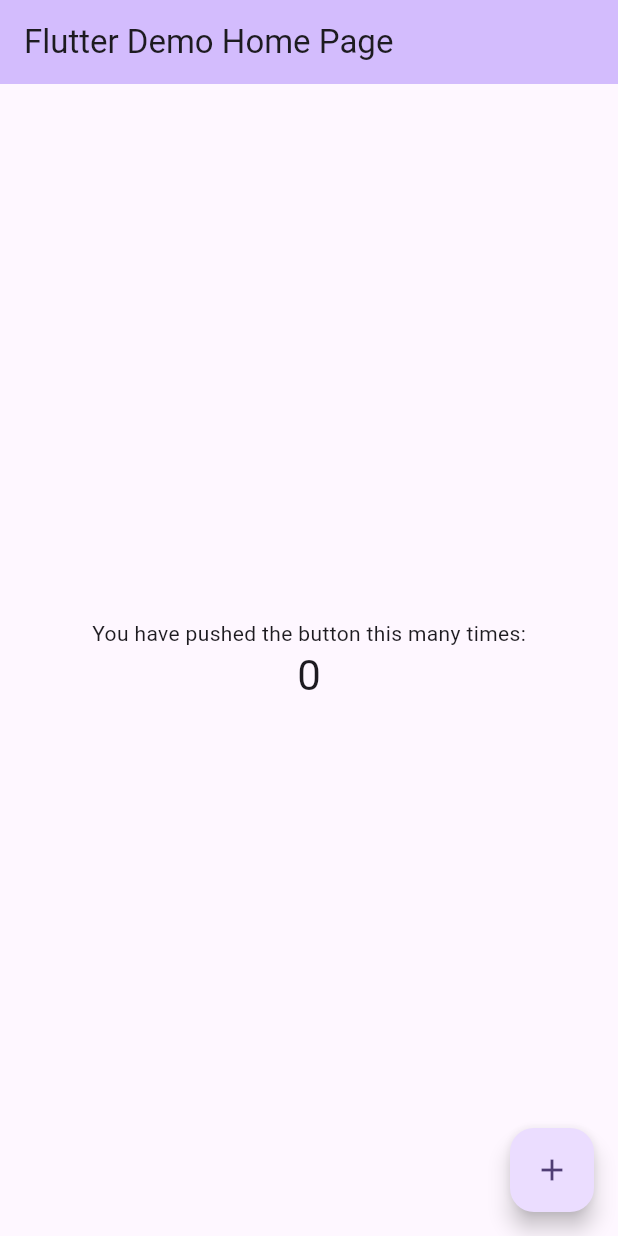
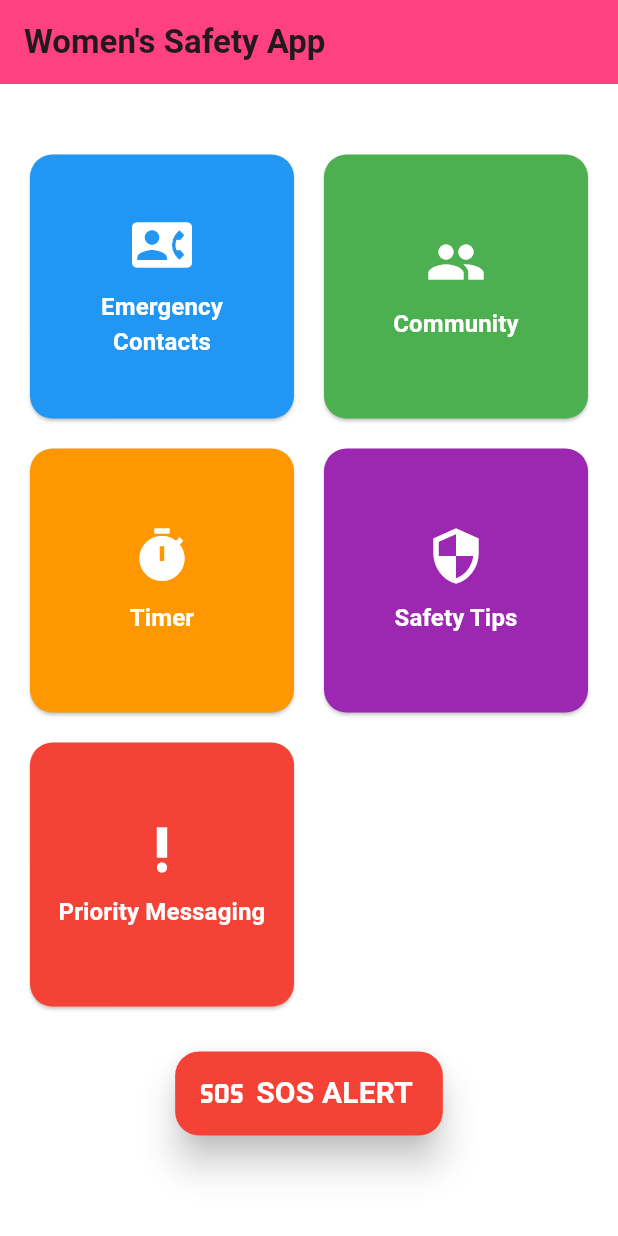
Before and after one commit to PurvaPotabatti/women_safety_app, a Flutter app: the screen it shows after launch, on a phone screen of 412 x 824 dp. Run offline on Flutter 3.47's test engine with Material 3 defaults, Android fonts, the phone set to English and light mode, and no system bars; our stand-ins replace geolocator, permission_handler.

Commit message:
Added basic SOS feature

```diff
--- a/lib/main.dart
+++ b/lib/main.dart
@@ -1,125 +1,31 @@
 import 'package:flutter/material.dart';
+import 'package:permission_handler/permission_handler.dart';
+import 'screens/home_screen.dart';
 
-void main() {
+void main() async {
+  WidgetsFlutterBinding.ensureInitialized();
+  await _requestPermissions(); // Request necessary permissions
   runApp(const MyApp());
+}
+
+Future<void> _requestPermissions() async {
+  await Permission.location.request();
+  await Permission.sms.request();
 }
 
 class MyApp extends StatelessWidget {
   const MyApp({super.key});
 
-  // This widget is the root of your application.
   @override
   Widget build(BuildContext context) {
     return MaterialApp(
-      title: 'Flutter Demo',
+      title: "Women's Safety App",
       theme: ThemeData(
-        // This is the theme of your application.
-        //
-        // TRY THIS: Try running your application with "flutter run". You'll see
-        // the application has a purple toolbar. Then, without quitting the app,
-        // try changing the seedColor in the colorScheme below to Colors.green
-        // and then invoke "hot reload" (save your changes or press the "hot
-        // reload" button in a Flutter-supported IDE, or press "r" if you used
-        // the command line to start the app).
-        //
-        // Notice that the counter didn't reset back to zero; the application
-        // state is not lost during the reload. To reset the state, use hot
-        // restart instead.
-        //
-        // This works for code too, not just values: Most code changes can be
-        // tested with just a hot reload.
-        colorScheme: ColorScheme.fromSeed(seedColor: Colors.deepPurple),
+        colorScheme: ColorScheme.fromSeed(seedColor: Colors.pinkAccent),
         useMaterial3: true,
       ),
-      home: const MyHomePage(title: 'Flutter Demo Home Page'),
+      home: HomeScreen(),
+      debugShowCheckedModeBanner: false,
     );
   }
 }
-
-class MyHomePage extends StatefulWidget {
-  const MyHomePage({super.key, required this.title});
-
-  // This widget is the home page of your application. It is stateful, meaning
-  // that it has a State object (defined below) that contains fields that affect
-  // how it looks.
-
-  // This class is the configuration for the state. It holds the values (in this
-  // case the title) provided by the parent (in this case the App widget) and
-  // used by the build method of the State. Fields in a Widget subclass are
-  // always marked "final".
-
-  final String title;
-
-  @override
-  State<MyHomePage> createState() => _MyHomePageState();
-}
-
-class _MyHomePageState extends State<MyHomePage> {
-  int _counter = 0;
-
-  void _incrementCounter() {
-    setState(() {
-      // This call to setState tells the Flutter framework that something has
-      // changed in this State, which causes it to rerun the build method below
-      // so that the display can reflect the updated values. If we changed
-      // _counter without calling setState(), then the build method would not be
-      // called again, and so nothing would appear to happen.
-      _counter++;
-    });
-  }
-
-  @override
-  Widget build(BuildContext context) {
-    // This method is rerun every time setState is called, for instance as done
-    // by the _incrementCounter method above.
-    //
-    // The Flutter framework has been optimized to make rerunning build methods
-    // fast, so that you can just rebuild anything that needs updating rather
-    // than having to individually change instances of widgets.
-    return Scaffold(
-      appBar: AppBar(
-        // TRY THIS: Try changing the color here to a specific color (to
-        // Colors.amber, perhaps?) and trigger a hot reload to see the AppBar
-        // change color while the other colors stay the same.
-        backgroundColor: Theme.of(context).colorScheme.inversePrimary,
-        // Here we take the value from the MyHomePage object that was created by
-        // the App.build method, and use it to set our appbar title.
-        title: Text(widget.title),
-      ),
-      body: Center(
-        // Center is a layout widget. It takes a single child and positions it
-        // in the middle of the parent.
-        child: Column(
-          // Column is also a layout widget. It takes a list of children and
-          // arranges them vertically. By default, it sizes itself to fit its
-          // children horizontally, and tries to be as tall as its parent.
-          //
-          // Column has various properties to control how it sizes itself and
-          // how it positions its children. Here we use mainAxisAlignment to
-          // center the children vertically; the main axis here is the vertical
-          // axis because Columns are vertical (the cross axis would be
-          // horizontal).
-          //
-          // TRY THIS: Invoke "debug painting" (choose the "Toggle Debug Paint"
-          // action in the IDE, or press "p" in the console), to see the
-          // wireframe for each widget.
-          mainAxisAlignment: MainAxisAlignment.center,
-          children: <Widget>[
-            const Text(
-              'You have pushed the button this many times:',
-            ),
-            Text(
-              '$_counter',
-              style: Theme.of(context).textTheme.headlineMedium,
-            ),
-          ],
-        ),
-      ),
-      floatingActionButton: FloatingActionButton(
-        onPressed: _incrementCounter,
-        tooltip: 'Increment',
-        child: const Icon(Icons.add),
-      ), // This trailing comma makes auto-formatting nicer for build methods.
-    );
-  }
-}
--- /dev/null
+++ b/lib/screens/home_screen.dart
@@ -0,0 +1,136 @@
+import 'package:flutter/material.dart';
+import 'package:geolocator/geolocator.dart';
+import 'package:permission_handler/permission_handler.dart';
+import 'package:url_launcher/url_launcher.dart';
+
+class HomeScreen extends StatelessWidget {
+  final List<String> emergencyContacts = [
+    '9225831363',
+    '9022302137',
+    '7020117583',
+    '8788113755'
+    // Add more contacts as needed
+  ];
+
+  @override
+  Widget build(BuildContext context) {
+    return Scaffold(
+      backgroundColor: Colors.white,
+      appBar: AppBar(
+        title: Text(
+          "Women's Safety App",
+          style: TextStyle(fontWeight: FontWeight.bold),
+        ),
+        backgroundColor: Colors.pinkAccent,
+      ),
+      body: Column(
+        mainAxisAlignment: MainAxisAlignment.center,
+        children: [
+          Padding(
+            padding: EdgeInsets.symmetric(horizontal: 20),
+            child: GridView.count(
+              shrinkWrap: true,
+              crossAxisCount: 2,
+              crossAxisSpacing: 20,
+              mainAxisSpacing: 20,
+              children: [
+                _buildNavButton(
+                    context, "Emergency Contacts", Icons.contact_phone, Colors.blue),
+                _buildNavButton(
+                    context, "Community", Icons.people, Colors.green),
+                _buildNavButton(
+                    context, "Timer", Icons.timer, Colors.orange),
+                _buildNavButton(
+                    context, "Safety Tips", Icons.security, Colors.purple),
+                _buildNavButton(context, "Priority Messaging",
+                    Icons.priority_high, Colors.red),
+              ],
+            ),
+          ),
+          SizedBox(height: 30),
+          FloatingActionButton.extended(
+            onPressed: () async {
+              await _sendSOS();
+            },
+            label: Text(
+              "SOS ALERT",
+              style: TextStyle(
+                  fontSize: 20,
+                  fontWeight: FontWeight.bold,
+                  color: Colors.white),
+            ),
+            icon: Icon(Icons.sos, size: 30, color: Colors.white),
+            backgroundColor: Colors.red,
+            elevation: 10,
+          ),
+          SizedBox(height: 20),
+        ],
+      ),
+    );
+  }
+
+  Widget _buildNavButton(
+      BuildContext context, String title, IconData icon, Color color) {
+    return ElevatedButton(
+      style: ElevatedButton.styleFrom(
+        backgroundColor: color,
+        shape:
+        RoundedRectangleBorder(borderRadius: BorderRadius.circular(15)),
+        padding: EdgeInsets.all(15),
+      ),
+      onPressed: () {},
+      child: Column(
+        mainAxisAlignment: MainAxisAlignment.center,
+        children: [
+          Icon(icon, size: 40, color: Colors.white),
+          SizedBox(height: 10),
+          Text(
+            title,
+            textAlign: TextAlign.center,
+            style: TextStyle(
+                color: Colors.white,
+                fontSize: 16,
+                fontWeight: FontWeight.bold),
+          ),
+        ],
+      ),
+    );
+  }
+
+  Future<void> _sendSOS() async {
+    // Request location permission
+    var status = await Permission.location.request();
+
+    if (status.isGranted) {
+      try {
+        // Get current location
+        Position position = await Geolocator.getCurrentPosition(
+            desiredAccuracy: LocationAccuracy.high);
+        String googleMapsUrl =
+            "https://www.google.com/maps/search/?api=1&query=${position.latitude},${position.longitude}";
+
+        // Prepare SOS message
+        String message =
+            "🚨 I'm in danger! Please help. My location: $googleMapsUrl";
+
+        // Combine recipients into a single string separated by commas
+        String recipients = emergencyContacts.join(',');
+
+        // Encode message and recipients for the SMS URI
+        String uri =
+            'sms:$recipients?body=${Uri.encodeComponent(message)}';
+
+        // Launch the SMS app
+        if (await canLaunch(uri)) {
+          await launch(uri);
+        } else {
+          print("Could not launch SMS app");
+        }
+      } catch (e) {
+        print("Error getting location: $e");
+      }
+    } else {
+      print("Location permission not granted");
+    }
+  }
+}
```
Also changed, not shown: pubspec.yaml (+9 -1 lines), pubspec.lock, 134 other files.
